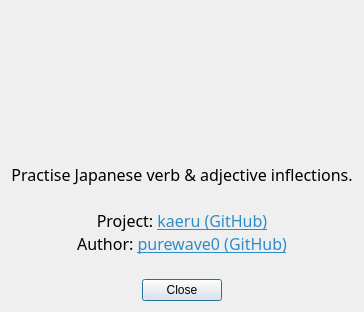
Above: ui/about.ui from purewave0/kaeru before the change. Below: the same form after it.
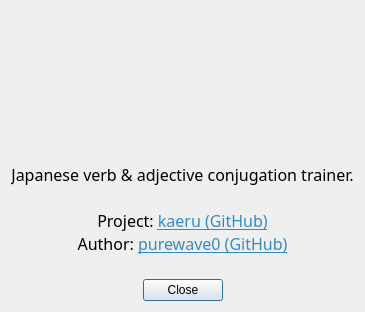
That is the form after the change. Icons and pictures are not drawn.

Diff of the .ui file:
```diff
--- a/ui/about.ui
+++ b/ui/about.ui
@@ -94,7 +94,7 @@
 li.unchecked::marker { content: &quot;\2610&quot;; }
 li.checked::marker { content: &quot;\2612&quot;; }
 &lt;/style&gt;&lt;/head&gt;&lt;body style=&quot; font-family:'Fira Sans'; font-size:12pt; font-weight:400; font-style:normal;&quot;&gt;
-&lt;p style=&quot; margin-top:0px; margin-bottom:0px; margin-left:0px; margin-right:0px; -qt-block-indent:0; text-indent:0px;&quot;&gt;Practise Japanese verb &amp;amp; adjective inflections.&lt;/p&gt;
+&lt;p style=&quot; margin-top:0px; margin-bottom:0px; margin-left:0px; margin-right:0px; -qt-block-indent:0; text-indent:0px;&quot;&gt;Japanese verb &amp;amp; adjective conjugation trainer.&lt;/p&gt;
 &lt;p style=&quot;-qt-paragraph-type:empty; margin-top:0px; margin-bottom:0px; margin-left:0px; margin-right:0px; -qt-block-indent:0; text-indent:0px;&quot;&gt;&lt;br /&gt;&lt;/p&gt;
 &lt;p style=&quot; margin-top:0px; margin-bottom:0px; margin-left:0px; margin-right:0px; -qt-block-indent:0; text-indent:0px;&quot;&gt;Project: &lt;a href=&quot;https://github.com/purewave0/kaeru&quot;&gt;&lt;span style=&quot; text-decoration: underline; color:#308cc6;&quot;&gt;kaeru (GitHub)&lt;/span&gt;&lt;/a&gt;&lt;/p&gt;
 &lt;p style=&quot; margin-top:0px; margin-bottom:0px; margin-left:0px; margin-right:0px; -qt-block-indent:0; text-indent:0px;&quot;&gt;Author: &lt;a href=&quot;https://github.com/purewave0&quot;&gt;&lt;span style=&quot; text-decoration: underline; color:#308cc6;&quot;&gt;purewave0 (GitHub)&lt;/span&gt;&lt;/a&gt;&lt;/p&gt;&lt;/body&gt;&lt;/html&gt;</string>
```
